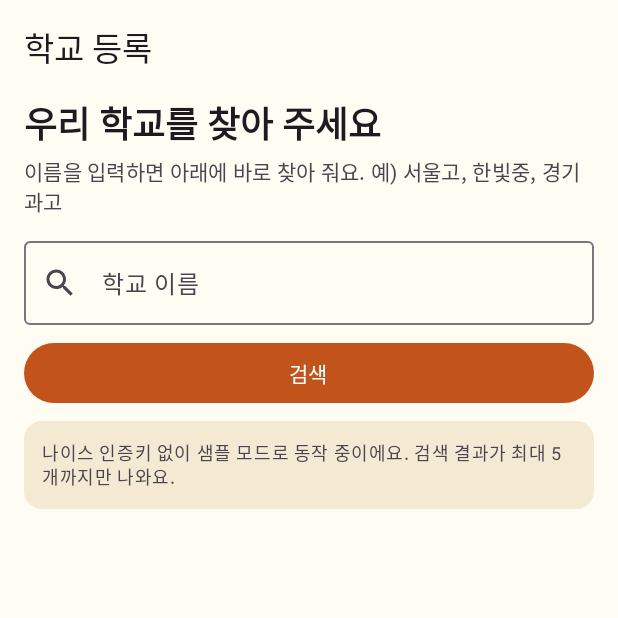
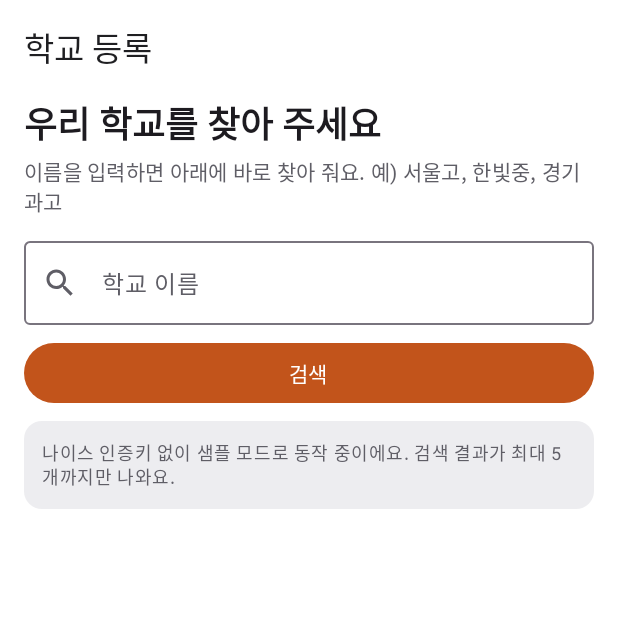
Before and after one commit to seoyulwoo1206/geupsik-alimi, an Android app built with Jetpack Compose: the screen it shows after launch (MainActivity), on a phone screen of 412 x 824 dp, the top half of it. Run offline under Robolectric (Android 15) with nearby library versions, the phone set to English and light mode, and no system bars; our stand-ins replace Room's generated code; 2 statements that could not run were skipped.

```diff
--- a/app/build.gradle.kts
+++ b/app/build.gradle.kts
@@ -35,8 +35,8 @@ android {
         minSdk = 26
         targetSdk = 36
         // 새 버전을 낼 때마다 versionCode는 1씩 올리고, versionName은 깃허브 릴리스 태그(v0.2.0)와 맞춘다
-        versionCode = 6
-        versionName = "0.2.3"
+        versionCode = 7
+        versionName = "0.2.4"
 
         buildConfigField("String", "NEIS_API_KEY", "\"${localProperty("NEIS_API_KEY")}\"")
     }
--- a/app/src/main/java/com/geupsik/alimi/ui/meal/MealScreen.kt
+++ b/app/src/main/java/com/geupsik/alimi/ui/meal/MealScreen.kt
@@ -411,14 +411,15 @@ private fun DishRow(dish: Dish, matched: Set<Int>, onClick: () -> Unit) {
         verticalAlignment = Alignment.CenterVertically,
     ) {
         Box(Modifier.width(DISH_EMOJI_WIDTH), contentAlignment = Alignment.Center) {
-            Text(DishEmoji.of(dish.name), fontSize = 20.sp)
+            Text(DishEmoji.of(dish.name), fontSize = 18.sp)
         }
         Spacer(Modifier.width(10.dp))
         Text(
             dish.name,
             fontSize = 17.sp,
             lineHeight = 24.sp,
-            fontWeight = if (warn) FontWeight.Bold else FontWeight.Medium,
+            // 굵기는 그대로 두고 색만 바꿔서, 알레르기 메뉴가 많은 날에도 화면이 시끄럽지 않게 한다
+            fontWeight = FontWeight.Medium,
             color = if (warn) MaterialTheme.colorScheme.error else MaterialTheme.colorScheme.onSurface,
             modifier = Modifier.weight(1f),
         )
--- a/app/src/main/java/com/geupsik/alimi/ui/theme/Theme.kt
+++ b/app/src/main/java/com/geupsik/alimi/ui/theme/Theme.kt
@@ -7,22 +7,28 @@ import androidx.compose.material3.lightColorScheme
 import androidx.compose.runtime.Composable
 import androidx.compose.ui.graphics.Color
 
-// 로고에 맞춘 색: 버튼·글자는 확성기의 주황, 강조 배경은 로고 바탕의 노랑, 화면 바탕은 따뜻한 크림색
+// 흰 바탕 + 연회색 카드로 눈이 편하게 하고, 로고의 노랑·주황은 강조할 곳(선택된 버튼, 오늘 표시)에만 쓴다
 private val LightColors = lightColorScheme(
     primary = Color(0xFFC2541B),
     onPrimary = Color.White,
-    primaryContainer = Color(0xFFFFE08A),
+    primaryContainer = Color(0xFFFFE9A8),
     onPrimaryContainer = Color(0xFF3D2B00),
     secondary = Color(0xFF6E5B2E),
-    secondaryContainer = Color(0xFFFBE7B5),
+    secondaryContainer = Color(0xFFFFF0C4),
     onSecondaryContainer = Color(0xFF2A1F00),
-    background = Color(0xFFFFFCF3),
-    surface = Color(0xFFFFFCF3),
-    surfaceContainerLow = Color(0xFFFDF7E8),
-    surfaceContainer = Color(0xFFFAF2DF),
-    surfaceContainerHigh = Color(0xFFF4EAD3),
-    surfaceContainerHighest = Color(0xFFEEE3CA),
-    error = Color(0xFFBA1A1A),
+    background = Color.White,
+    surface = Color.White,
+    onSurface = Color(0xFF1F1F22),
+    onSurfaceVariant = Color(0xFF5F5E66),
+    surfaceContainerLowest = Color.White,
+    surfaceContainerLow = Color(0xFFFAFAFB),
+    surfaceContainer = Color(0xFFF4F4F6),
+    surfaceContainerHigh = Color(0xFFEDEDF0),
+    surfaceContainerHighest = Color(0xFFE6E6EA),
+    outlineVariant = Color(0xFFDEDDE3),
+    error = Color(0xFFC62828),
+    errorContainer = Color(0xFFFDECEC),
+    onErrorContainer = Color(0xFF8C1D18),
 )
 
 private val DarkColors = darkColorScheme(
--- a/app/src/main/res/mipmap-anydpi/ic_launcher.xml
+++ b/app/src/main/res/mipmap-anydpi/ic_launcher.xml
@@ -1,5 +1,5 @@
 <?xml version="1.0" encoding="utf-8"?>
-<!-- 로고 원본과 만드는 방법은 프로젝트의 store/ 폴더에 있다 -->
+<!-- 로고(식판) 원본과 만드는 방법은 프로젝트의 store/ 폴더에 있다 (make_icon.py) -->
 <adaptive-icon xmlns:android="http://schemas.android.com/apk/res/android">
     <background android:drawable="@color/ic_launcher_background" />
     <foreground android:drawable="@mipmap/ic_launcher_foreground" />
--- a/app/src/main/res/values/colors.xml
+++ b/app/src/main/res/values/colors.xml
@@ -1,4 +1,4 @@
 <resources>
-    <color name="background">#FFFFFCF3</color>
-    <color name="ic_launcher_background">#FFFECE48</color>
+    <color name="background">#FFFFFFFF</color>
+    <color name="ic_launcher_background">#FFFED53E</color>
 </resources>
```
Also changed, not shown: app/src/main/java/com/geupsik/alimi/ui/meal/WeekView.kt (+6 -6 lines), app/src/main/res/mipmap-hdpi/ic_launcher_foreground.png, app/src/main/res/mipmap-hdpi/ic_launcher_monochrome.png, app/src/main/res/mipmap-mdpi/ic_launcher_foreground.png, app/src/main/res/mipmap-mdpi/ic_launcher_monochrome.png, app/src/main/res/mipmap-xhdpi/ic_launcher_foreground.png, app/src/main/res/mipmap-xhdpi/ic_launcher_monochrome.png, app/src/main/res/mipmap-xxhdpi/ic_launcher_foreground.png, app/src/main/res/mipmap-xxhdpi/ic_launcher_monochrome.png, app/src/main/res/mipmap-xxxhdpi/ic_launcher_foreground.png, app/src/main/res/mipmap-xxxhdpi/ic_launcher_monochrome.png, 4 other files.
